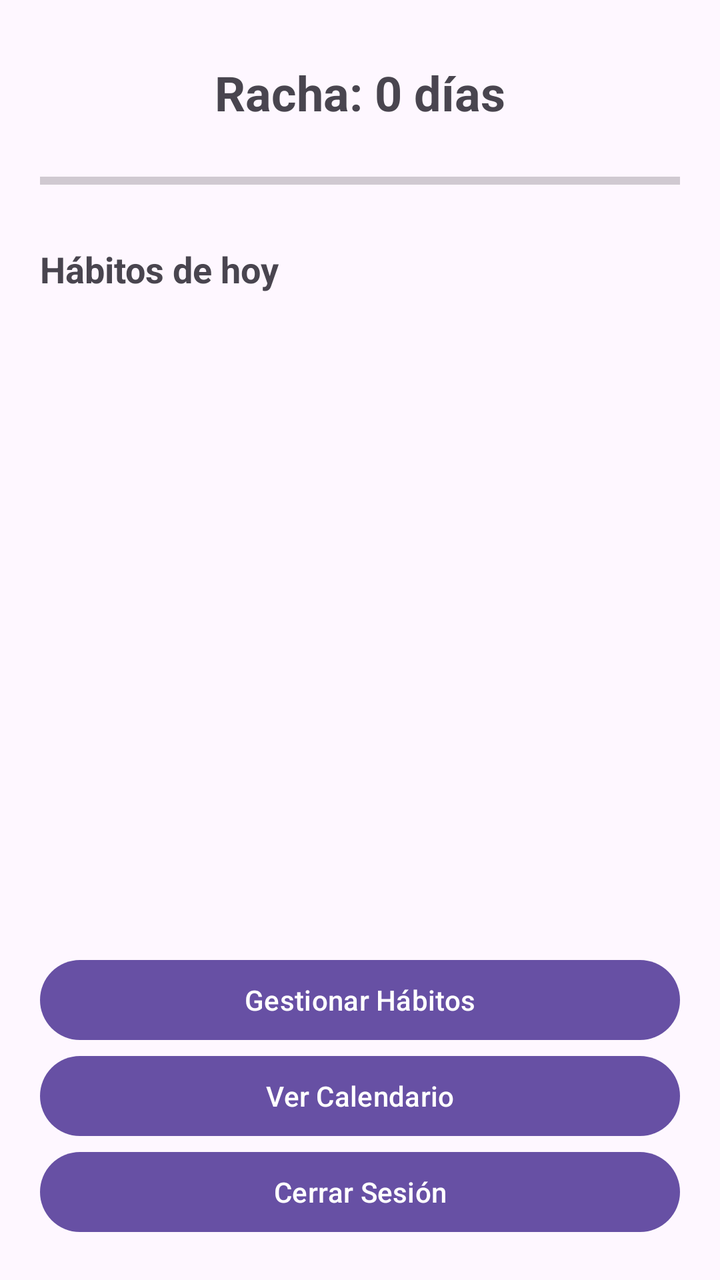
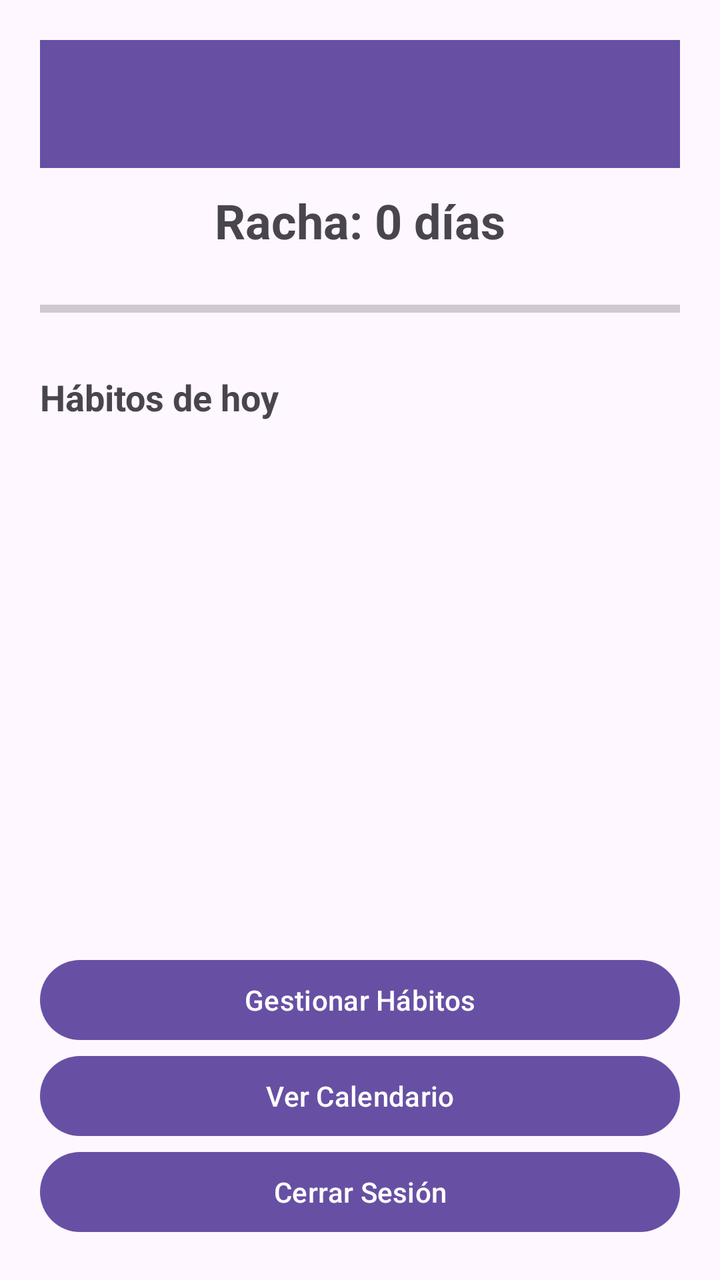

The first picture is an Android layout as it rendered before a commit; the second is the same layout after the commit. The layout source and the unified diff follow.
<!-- AndroidManifest.xml: application theme Theme.HabiTrack -->
<!-- res/layout/activity_main.xml -->
<?xml version="1.0" encoding="utf-8"?>
<LinearLayout xmlns:android="http://schemas.android.com/apk/res/android"
    android:id="@+id/main"
    android:layout_width="match_parent"
    android:layout_height="match_parent"
    android:orientation="vertical"
    android:padding="20dp">

    <LinearLayout
        android:layout_width="match_parent"
        android:layout_height="wrap_content"
        android:gravity="end"
        android:orientation="horizontal">

    </LinearLayout>

    <TextView
        android:id="@+id/tvRacha"
        android:layout_width="match_parent"
        android:layout_height="wrap_content"
        android:layout_marginTop="10dp"
        android:gravity="center"
        android:text="Racha: 0 días"
        android:textSize="24sp"
        android:textStyle="bold" />

    <ProgressBar
        android:id="@+id/progressBarHabitos"
        style="?android:attr/progressBarStyleHorizontal"
        android:layout_width="match_parent"
        android:layout_height="24dp"
        android:layout_marginTop="16dp"
        android:layout_marginBottom="20dp"
        android:max="100"
        android:progress="0" />

    <TextView
        android:layout_width="match_parent"
        android:layout_height="wrap_content"
        android:layout_marginBottom="8dp"
        android:text="Hábitos de hoy"
        android:textSize="18sp"
        android:textStyle="bold" />

    <ScrollView
        android:layout_width="match_parent"
        android:layout_height="0dp"
        android:layout_weight="1">

        <LinearLayout
            android:id="@+id/layoutContenedorHabitos"
            android:layout_width="match_parent"
            android:layout_height="wrap_content"
            android:orientation="vertical" />
    </ScrollView>

    <LinearLayout
        android:layout_width="match_parent"
        android:layout_height="wrap_content"
        android:layout_marginTop="12dp"
        android:orientation="vertical">

        <Button
            android:id="@+id/btnAgregarHabito"
            android:layout_width="match_parent"
            android:layout_height="wrap_content"
            android:text="Gestionar Hábitos" />

        <Button
            android:id="@+id/btnVerCalendario"
            android:layout_width="match_parent"
            android:layout_height="wrap_content"
            android:text="Ver Calendario" />

        <Button
            android:id="@+id/btnCerrarSesion"
            android:layout_width="match_parent"
            android:layout_height="wrap_content"
            android:text="Cerrar Sesión" />

    </LinearLayout>

</LinearLayout>
<!-- resources referenced by this layout -->
<resources>
  <style name="Theme.HabiTrack" parent="Base.Theme.HabiTrack" />
  <style name="Base.Theme.HabiTrack" parent="Theme.Material3.DayNight.NoActionBar">
          
          
      </style>
</resources>

<!-- the commit's change to res/layout/activity_main.xml (unified diff, before → after) -->
@@ -1,18 +1,20 @@
 <?xml version="1.0" encoding="utf-8"?>
 <LinearLayout xmlns:android="http://schemas.android.com/apk/res/android"
+    xmlns:app="http://schemas.android.com/apk/res-auto"
     android:id="@+id/main"
     android:layout_width="match_parent"
     android:layout_height="match_parent"
     android:orientation="vertical"
     android:padding="20dp">
 
-    <LinearLayout
+    <androidx.appcompat.widget.Toolbar
+        android:id="@+id/toolbar"
         android:layout_width="match_parent"
-        android:layout_height="wrap_content"
-        android:gravity="end"
-        android:orientation="horizontal">
-
-    </LinearLayout>
+        android:layout_height="?attr/actionBarSize"
+        android:background="?attr/colorPrimary"
+        android:elevation="4dp"
+        android:theme="@style/ThemeOverlay.AppCompat.Dark.ActionBar"
+        app:popupTheme="@style/ThemeOverlay.AppCompat.Light" />
 
     <TextView
         android:id="@+id/tvRacha"
